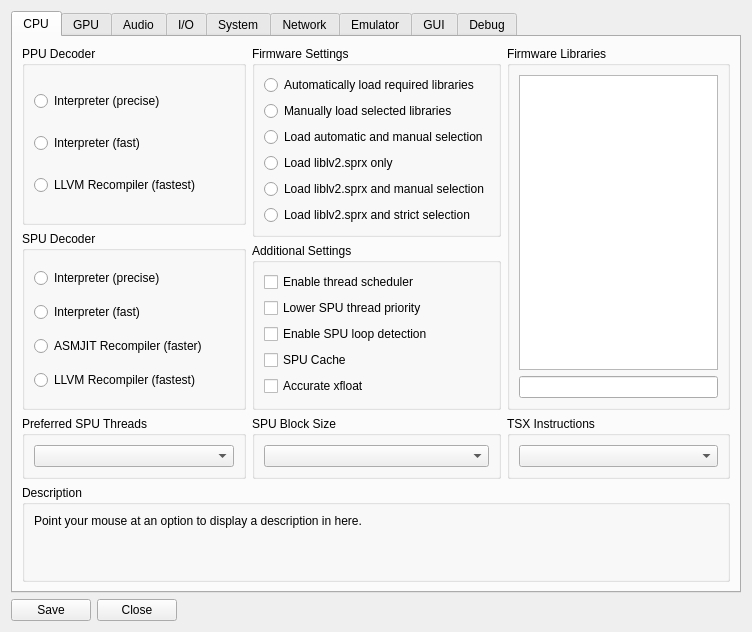
Before: the Qt Designer form rpcs3/rpcs3qt/settings_dialog.ui in RPCS3/rpcs3, drawn with Qt 5.
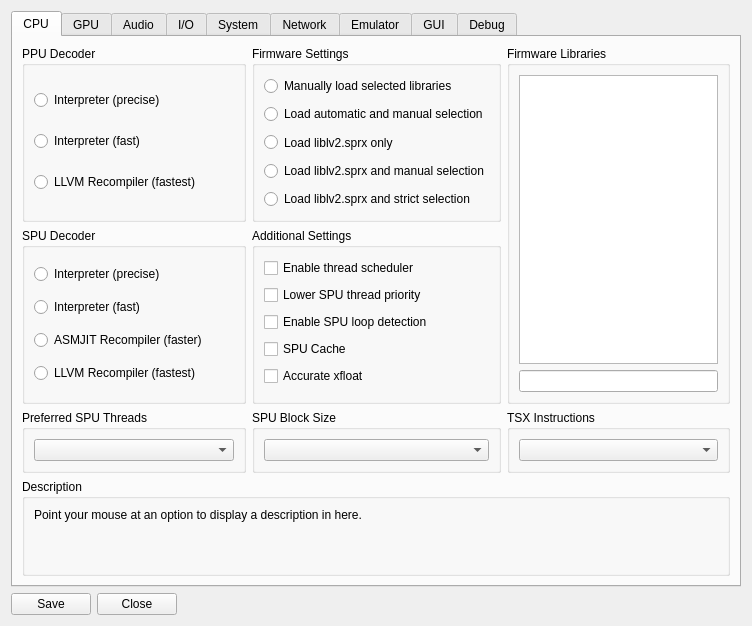
After: the same form once the commit is applied. Icons and pictures are not drawn.

Patch:
```diff
--- a/rpcs3/rpcs3qt/settings_dialog.ui
+++ b/rpcs3/rpcs3qt/settings_dialog.ui
@@ -148,19 +148,6 @@
               <string>Firmware Settings</string>
              </property>
              <layout class="QVBoxLayout" name="verticalLayout">
-              <item>
-               <widget class="QRadioButton" name="lib_auto">
-                <property name="sizePolicy">
-                 <sizepolicy hsizetype="Expanding" vsizetype="Preferred">
-                  <horstretch>0</horstretch>
-                  <verstretch>0</verstretch>
-                 </sizepolicy>
-                </property>
-                <property name="text">
-                 <string>Automatically load required libraries</string>
-                </property>
-               </widget>
-              </item>
               <item>
                <widget class="QRadioButton" name="lib_manu">
                 <property name="sizePolicy">
```
